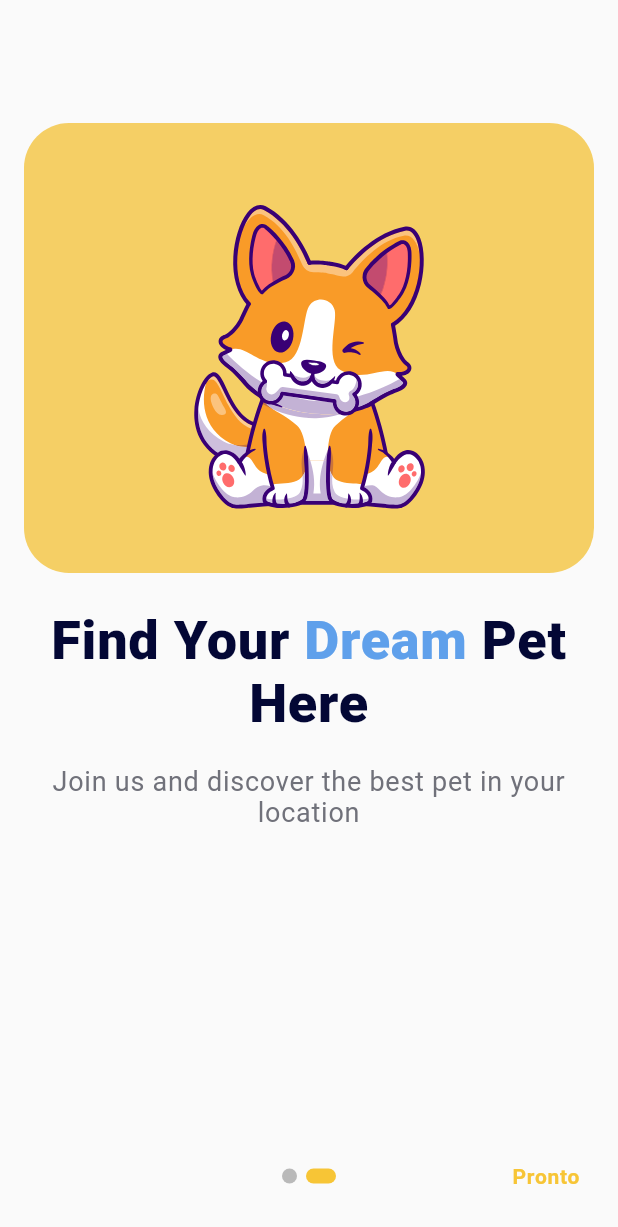
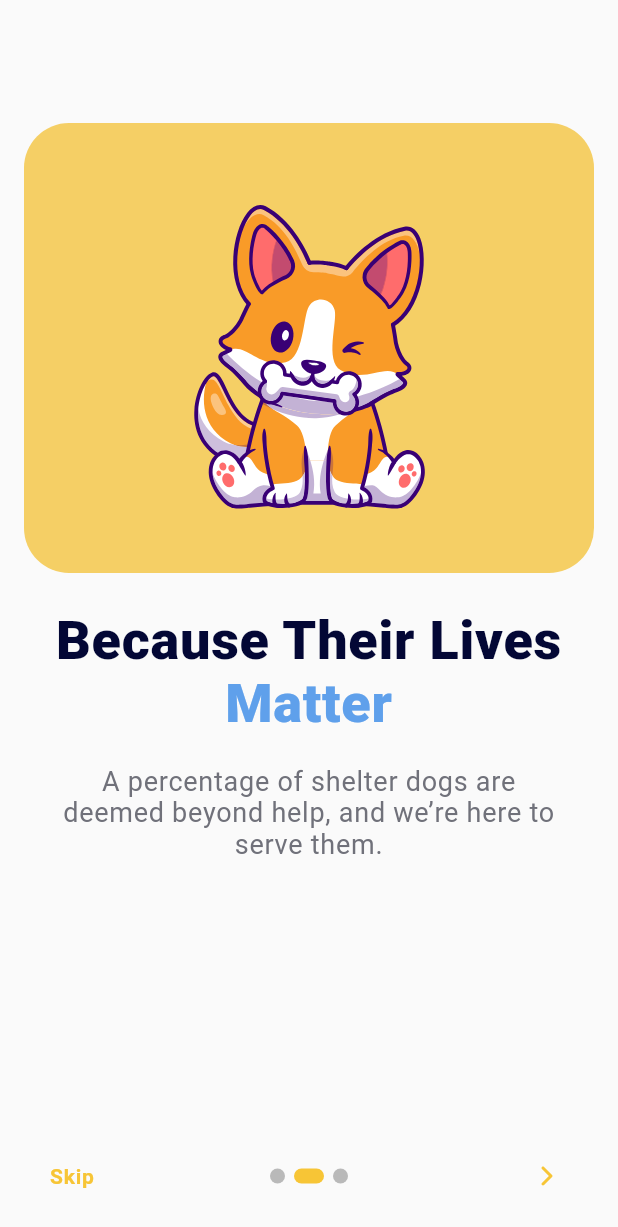
Before and after one commit to renankanu/ottis-pet, a Flutter app: the screen it shows after launch, swiped to page 2, on a phone screen of 412 x 824 dp. Shown: the top 1227 px of the screen. Run offline on Flutter 3.47's test engine with Material 2 defaults, Android fonts, the phone set to English and light mode, and no system bars; drawn by our look-alikes of introduction_screen; our stand-ins replace flutter_svg, get, google_fonts, splashscreen; Roboto replaces fonts that are missing (Exo).

Commit message:
feature - create container from welcome screen

```diff
--- a/assets/locales/en_US.json
+++ b/assets/locales/en_US.json
@@ -11,6 +11,13 @@
       "find_your": "Find Your",
       "dream": "Dream",
       "here": "Pet Here",
-      "just_us": "Join us and discover the best pet in your location"
+      "just_us": "Join us and discover the best pet in your location",
+      "skip": "Skip",
+      "done": "Done",
+      "because_their": "Because Their Lives ",
+      "matter": "Matter",
+      "a_percentage": "A percentage of shelter dogs are deemed beyond help, and we’re here to serve them.",
+      "avoid": "Avoid Mistreating Animals, ",
+      "report": "Report It"
     }
   }
--- a/assets/locales/pt_BR.json
+++ b/assets/locales/pt_BR.json
@@ -11,6 +11,13 @@
       "find_your": "Encontre o Seu Animal de Estimação dos",
       "dream": "Sonhos",
       "here": "Aqui",
-      "just_us": "Junte-se a nós e descubra o melhor animal de estimação em sua localização"
+      "just_us": "Junte-se a nós e descubra o melhor animal de estimação em sua localização",
+      "skip": "Pular",
+      "done": "Done",
+      "because_their": "Porque Suas Vidas São ",
+      "matter": "Importantes",
+      "a_percentage": "Uma porcentagem dos cães de abrigo são considerados sem ajuda, e estamos aqui para atendê-los.",
+      "avoid": "Evite maltratar animais, ",
+      "report": "Report It!"
     }
   }
--- a/lib/app/global/colors.dart
+++ b/lib/app/global/colors.dart
@@ -9,3 +9,4 @@ const Color kAstra = Color(0xFFfBEAC6);
 const Color kTusk = Color(0xFFE6f4CF);
 const Color kFrenchPass = Color(0xFFC9EAFD);
 const Color kSaffron = Color(0xFFF7C536);
+const Color kDodgerBlue = Color(0xFF3AAAFF);
--- a/lib/app/global/images.dart
+++ b/lib/app/global/images.dart
@@ -5,3 +5,4 @@ const String kBackgroundLogin = 'assets/images/login_screen.png';
 const String kIcRight = '${path}ic_right.svg';
 const String kWelcomeScreenOne = '${path}welcome_screen_one.svg';
 const String kWelcomeScreenTwo = '${path}welcome_screen_two.svg';
+const String kWelcomeScreenTrhee = '${path}welcome_screen_trhee.svg';
--- a/lib/app/modules/welcome/view/welcome_view.dart
+++ b/lib/app/modules/welcome/view/welcome_view.dart
@@ -74,7 +74,7 @@ class WelcomeView extends GetView<WelcomeController> {
                   RichText(
                     textAlign: TextAlign.center,
                     text: TextSpan(
-                      text: '${LocaleKeys.welcome_find_your.tr} ',
+                      text: '${LocaleKeys.welcome_because_their.tr} ',
                       style: kBaseStyle.copyWith(
                         fontSize: 36,
                         color: kBlackRock,
@@ -82,19 +82,50 @@ class WelcomeView extends GetView<WelcomeController> {
                       ),
                       children: <TextSpan>[
                         TextSpan(
-                          text: LocaleKeys.welcome_dream.tr,
+                          text: LocaleKeys.welcome_matter.tr,
                           style: TextStyle(color: kCornflowerBlue),
                         ),
-                        TextSpan(text: ' ${LocaleKeys.welcome_here.tr}'),
                       ],
                     ),
                   ),
                   SizedBox(height: 20),
                   Text(
-                    LocaleKeys.welcome_just_us.tr,
+                    LocaleKeys.welcome_a_percentage.tr,
                     textAlign: TextAlign.center,
                     style: kBaseStyle.copyWith(fontSize: 18, color: kStormGray),
                   )
+                ],
+              ),
+              decoration: pageDecoration,
+            ),
+            PageViewModel(
+              titleWidget: ContainerImage(
+                child: SvgPicture.asset(
+                  kWelcomeScreenTrhee,
+                  height: 300,
+                  placeholderBuilder: (BuildContext context) =>
+                      ReplaceWelcomeScreenImage(),
+                ),
+              ),
+              bodyWidget: Column(
+                children: [
+                  RichText(
+                    textAlign: TextAlign.center,
+                    text: TextSpan(
+                      text: '${LocaleKeys.welcome_avoid.tr} ',
+                      style: kBaseStyle.copyWith(
+                        fontSize: 36,
+                        color: kBlackRock,
+                        fontWeight: FontWeight.w900,
+                      ),
+                      children: <TextSpan>[
+                        TextSpan(
+                          text: LocaleKeys.welcome_report.tr,
+                          style: TextStyle(color: kCornflowerBlue),
+                        ),
+                      ],
+                    ),
+                  ),
                 ],
               ),
               decoration: pageDecoration,
@@ -105,7 +136,7 @@ class WelcomeView extends GetView<WelcomeController> {
           skipFlex: 0,
           nextFlex: 0,
           skip: Text(
-            'Pular',
+            LocaleKeys.welcome_skip.tr,
             style: kBaseStyle.copyWith(
                 fontWeight: FontWeight.w700, color: kSaffron),
           ),
@@ -114,7 +145,7 @@ class WelcomeView extends GetView<WelcomeController> {
             height: 32,
             color: kSaffron,
           ),
-          done: Text('Pronto',
+          done: Text(LocaleKeys.welcome_done.tr,
               style: kBaseStyle.copyWith(
                   fontWeight: FontWeight.w700, color: kSaffron)),
           dotsDecorator: DotsDecorator(
@@ -124,7 +155,9 @@ class WelcomeView extends GetView<WelcomeController> {
             color: Colors.black26,
             spacing: const EdgeInsets.symmetric(horizontal: 3.0),
             activeShape: RoundedRectangleBorder(
-                  borderRadius: BorderRadius.circular(25.0))),
+              borderRadius: BorderRadius.circular(25.0),
+            ),
+          ),
         ),
       ),
     );
```
Also changed, not shown: assets/images/welcome_screen_trhee.svg, lib/generated/locales.g.dart. Lines whose indentation alone changed are shown as unchanged.
